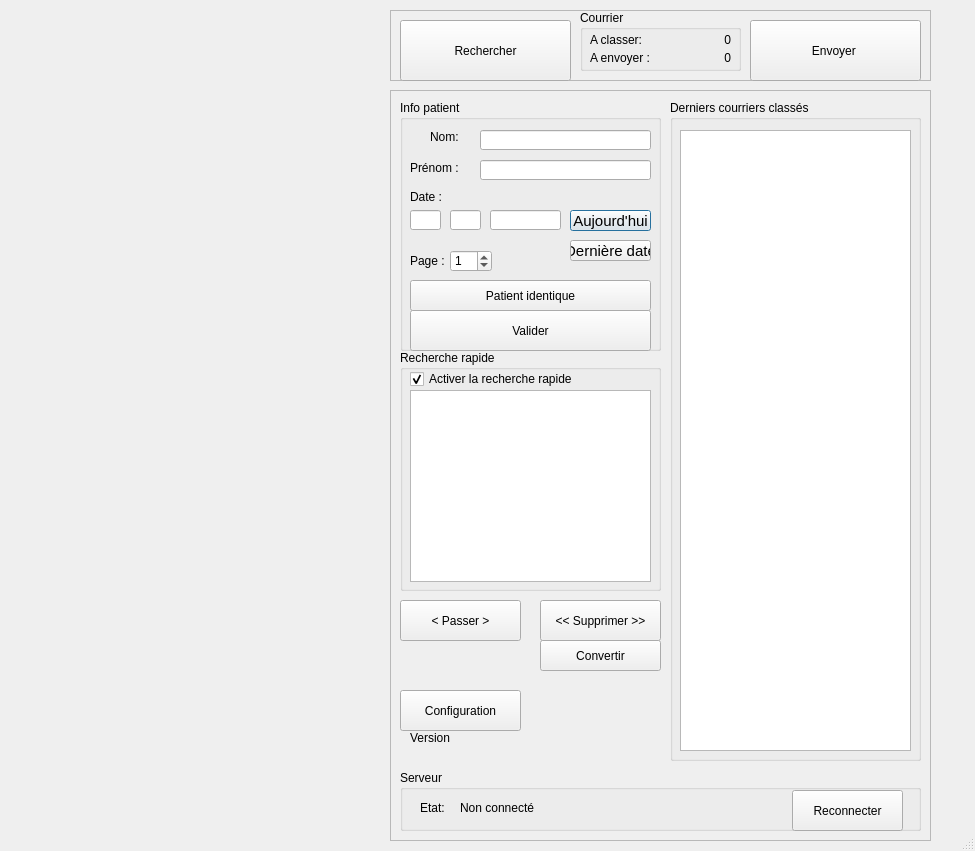
First picture: the form in source/CourrierManager/program/ui_forms/courriermanager.ui, repository laurent82/NewCourrierManager, before the edit.
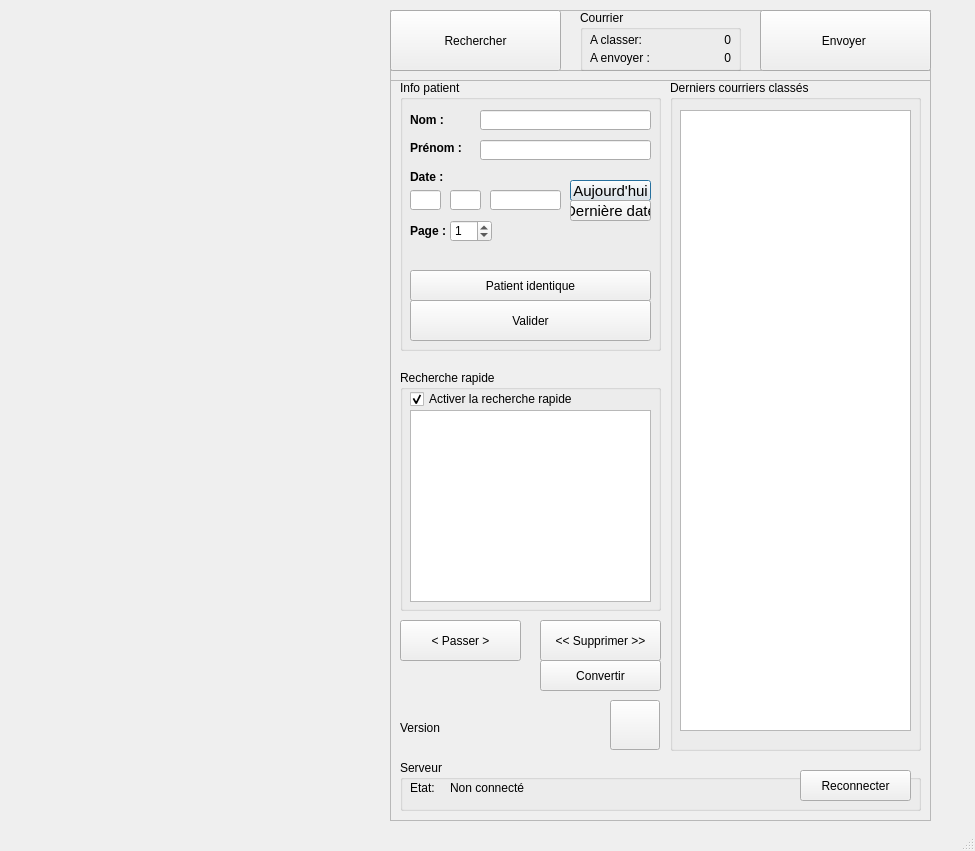
Second picture: the form after the edit.

The edit to the form file:
```diff
--- a/source/CourrierManager/program/ui_forms/courriermanager.ui
+++ b/source/CourrierManager/program/ui_forms/courriermanager.ui
@@ -29,11 +29,17 @@
    <property name="geometry">
     <rect>
      <x>390</x>
-     <y>90</y>
+     <y>70</y>
      <width>541</width>
      <height>751</height>
     </rect>
    </property>
+   <property name="sizePolicy">
+    <sizepolicy hsizetype="Preferred" vsizetype="MinimumExpanding">
+     <horstretch>0</horstretch>
+     <verstretch>0</verstretch>
+    </sizepolicy>
+   </property>
    <property name="frameShape">
     <enum>QFrame::StyledPanel</enum>
    </property>
@@ -46,7 +52,7 @@
       <x>10</x>
       <y>10</y>
       <width>261</width>
-      <height>251</height>
+      <height>271</height>
      </rect>
     </property>
     <property name="title">
@@ -55,14 +61,20 @@
     <widget class="QLabel" name="lblNom">
      <property name="geometry">
       <rect>
-       <x>30</x>
+       <x>10</x>
        <y>30</y>
-       <width>46</width>
-       <height>14</height>
+       <width>61</width>
+       <height>20</height>
       </rect>
      </property>
+     <property name="font">
+      <font>
+       <weight>75</weight>
+       <bold>true</bold>
+      </font>
+     </property>
      <property name="text">
-      <string>Nom:</string>
+      <string>Nom :</string>
      </property>
     </widget>
     <widget class="QLabel" name="lblPrenom">
@@ -70,10 +82,16 @@
       <rect>
        <x>10</x>
        <y>60</y>
-       <width>61</width>
+       <width>71</width>
        <height>16</height>
       </rect>
      </property>
+     <property name="font">
+      <font>
+       <weight>75</weight>
+       <bold>true</bold>
+      </font>
+     </property>
      <property name="text">
       <string>Prénom :</string>
      </property>
@@ -107,6 +125,12 @@
        <height>14</height>
       </rect>
      </property>
+     <property name="font">
+      <font>
+       <weight>75</weight>
+       <bold>true</bold>
+      </font>
+     </property>
      <property name="text">
       <string>Date :</string>
      </property>
@@ -115,7 +139,7 @@
      <property name="geometry">
       <rect>
        <x>170</x>
-       <y>110</y>
+       <y>100</y>
        <width>81</width>
        <height>21</height>
       </rect>
@@ -163,7 +187,7 @@
      <property name="geometry">
       <rect>
        <x>170</x>
-       <y>140</y>
+       <y>120</y>
        <width>81</width>
        <height>21</height>
       </rect>
@@ -181,11 +205,17 @@
      <property name="geometry">
       <rect>
        <x>10</x>
-       <y>150</y>
+       <y>140</y>
        <width>46</width>
        <height>21</height>
       </rect>
      </property>
+     <property name="font">
+      <font>
+       <weight>75</weight>
+       <bold>true</bold>
+      </font>
+     </property>
      <property name="text">
       <string>Page :</string>
      </property>
@@ -194,7 +224,7 @@
      <property name="geometry">
       <rect>
        <x>50</x>
-       <y>150</y>
+       <y>140</y>
        <width>42</width>
        <height>22</height>
       </rect>
@@ -207,7 +237,7 @@
      <property name="geometry">
       <rect>
        <x>10</x>
-       <y>210</y>
+       <y>220</y>
        <width>241</width>
        <height>41</height>
       </rect>
@@ -220,7 +250,7 @@
      <property name="geometry">
       <rect>
        <x>10</x>
-       <y>180</y>
+       <y>190</y>
        <width>241</width>
        <height>31</height>
       </rect>
@@ -234,7 +264,7 @@
     <property name="geometry">
      <rect>
       <x>10</x>
-      <y>260</y>
+      <y>300</y>
       <width>261</width>
       <height>241</height>
      </rect>
@@ -279,7 +309,7 @@
     <property name="geometry">
      <rect>
       <x>10</x>
-      <y>510</y>
+      <y>550</y>
       <width>121</width>
       <height>41</height>
      </rect>
@@ -292,7 +322,7 @@
     <property name="geometry">
      <rect>
       <x>150</x>
-      <y>510</y>
+      <y>550</y>
       <width>121</width>
       <height>41</height>
      </rect>
@@ -313,7 +343,7 @@
       <x>280</x>
       <y>10</y>
       <width>251</width>
-      <height>661</height>
+      <height>671</height>
      </rect>
     </property>
     <property name="title">
@@ -334,7 +364,7 @@
     <property name="geometry">
      <rect>
       <x>150</x>
-      <y>550</y>
+      <y>590</y>
       <width>121</width>
       <height>31</height>
      </rect>
@@ -346,8 +376,8 @@
    <widget class="QLabel" name="lblVersion">
     <property name="geometry">
      <rect>
-      <x>20</x>
-      <y>640</y>
+      <x>10</x>
+      <y>650</y>
       <width>241</width>
       <height>16</height>
      </rect>
@@ -359,23 +389,29 @@
    <widget class="QPushButton" name="btnConfiguration">
     <property name="geometry">
      <rect>
-      <x>10</x>
-      <y>600</y>
-      <width>121</width>
-      <height>41</height>
+      <x>220</x>
+      <y>630</y>
+      <width>50</width>
+      <height>50</height>
      </rect>
     </property>
     <property name="text">
-     <string>Configuration</string>
+     <string/>
+    </property>
+    <property name="iconSize">
+     <size>
+      <width>32</width>
+      <height>32</height>
+     </size>
     </property>
    </widget>
    <widget class="QGroupBox" name="serverBar">
     <property name="geometry">
      <rect>
       <x>10</x>
-      <y>680</y>
+      <y>690</y>
       <width>521</width>
-      <height>61</height>
+      <height>51</height>
      </rect>
     </property>
     <property name="title">
@@ -384,8 +420,8 @@
     <widget class="QLabel" name="lblTitleConnected">
      <property name="geometry">
       <rect>
-       <x>20</x>
-       <y>30</y>
+       <x>10</x>
+       <y>20</y>
        <width>41</width>
        <height>16</height>
       </rect>
@@ -397,8 +433,8 @@
     <widget class="QLabel" name="lblConnected">
      <property name="geometry">
       <rect>
-       <x>60</x>
-       <y>30</y>
+       <x>50</x>
+       <y>20</y>
        <width>91</width>
        <height>16</height>
       </rect>
@@ -410,10 +446,10 @@
     <widget class="QPushButton" name="btnConnect">
      <property name="geometry">
       <rect>
-       <x>392</x>
-       <y>20</y>
+       <x>400</x>
+       <y>10</y>
        <width>111</width>
-       <height>41</height>
+       <height>31</height>
       </rect>
      </property>
      <property name="text">
@@ -440,8 +476,8 @@
    <widget class="QPushButton" name="btnSearch">
     <property name="geometry">
      <rect>
-      <x>10</x>
-      <y>10</y>
+      <x>0</x>
+      <y>0</y>
       <width>171</width>
       <height>61</height>
      </rect>
@@ -450,6 +486,19 @@
      <string>Rechercher</string>
     </property>
    </widget>
+   <widget class="QPushButton" name="btnSend">
+    <property name="geometry">
+     <rect>
+      <x>370</x>
+      <y>0</y>
+      <width>171</width>
+      <height>61</height>
+     </rect>
+    </property>
+    <property name="text">
+     <string>Envoyer </string>
+    </property>
+   </widget>
    <widget class="QGroupBox" name="grpEtat">
     <property name="geometry">
      <rect>
@@ -521,19 +570,6 @@
      </property>
     </widget>
    </widget>
-   <widget class="QPushButton" name="btnSend">
-    <property name="geometry">
-     <rect>
-      <x>360</x>
-      <y>10</y>
-      <width>171</width>
-      <height>61</height>
-     </rect>
-    </property>
-    <property name="text">
-     <string>Envoyer </string>
-    </property>
-   </widget>
   </widget>
  </widget>
  <layoutdefault spacing="6" margin="11"/>
```
